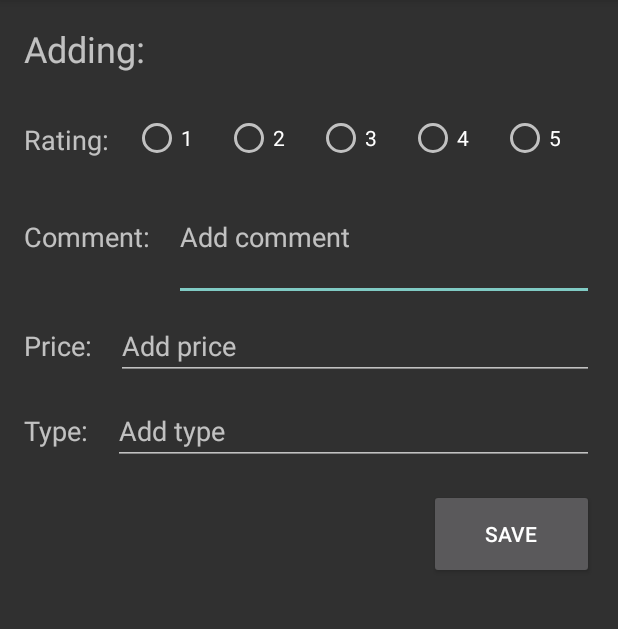
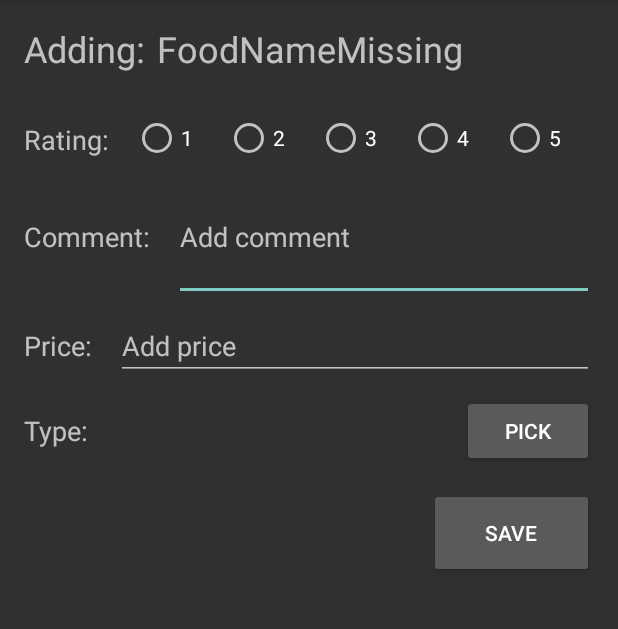
Before and after one commit to Aidesign/ProjectFoodMapping, an Android app: the AddFoodActivity screen opened directly, with no data from a screen before it, on a phone screen of 412 x 824 dp, the part 84-713 px from its top. Run offline under Robolectric (Android 15) with nearby library versions, the phone set to English and light mode, and no system bars.

Commit message:
add food type activity, save food types, pick food type when adding food, add constraint for foodtype in food

```diff
--- a/app/src/main/java/com/example/kimmo/projectfoodmapping/activities/AddFoodActivity.kt
+++ b/app/src/main/java/com/example/kimmo/projectfoodmapping/activities/AddFoodActivity.kt
@@ -1,5 +1,6 @@
 package com.example.kimmo.projectfoodmapping.activities
 
+import android.app.Activity
 import android.content.Intent
 import android.support.v7.app.AppCompatActivity
 import android.os.Bundle
@@ -11,16 +12,32 @@ import android.widget.TextView
 import com.example.kimmo.projectfoodmapping.R
 import com.example.kimmo.projectfoodmapping.persistence.config.AppDatabase
 import com.example.kimmo.projectfoodmapping.persistence.entities.Food
+import kotlinx.android.synthetic.main.activity_add_food.*
 
 class AddFoodActivity : AppCompatActivity() {
+
+    lateinit var foodNameTextView: TextView
+    lateinit var foodTypeId: String
 
     override fun onCreate(savedInstanceState: Bundle?) {
         super.onCreate(savedInstanceState)
         setContentView(R.layout.activity_add_food)
 
         val extraFoodName = intent.getStringExtra(EXTRA_FOOD_NAME)
-        findViewById<TextView>(R.id.foodName).apply {
-            text = extraFoodName
+        foodNameTextView = foodName
+        if(extraFoodName != null) foodNameTextView.apply { text = extraFoodName }
+    }
+
+    fun openFoodTypeActivity(view: View) {
+        val intent = Intent(this, FoodTypeActivity::class.java).apply {}
+        startActivityForResult(intent, PICK_FOOD_TYPE_REQUEST)
+    }
+
+    override fun onActivityResult(requestCode: Int, resultCode: Int, data: Intent?) {
+        super.onActivityResult(requestCode, resultCode, data)
+        if(requestCode == PICK_FOOD_TYPE_REQUEST && resultCode == Activity.RESULT_OK) {
+            food_type_text_view.text = data?.getStringExtra(EXTRA_FOOD_TYPE)
+            foodTypeId = data?.getStringExtra(EXTRA_FOOD_TYPE_ID).toString()
         }
     }
 
@@ -40,9 +57,13 @@ class AddFoodActivity : AppCompatActivity() {
         val ratingId = findViewById<RadioButton>(checkedRadioButtonId).text.toString().toInt()
         val comment = findViewById<EditText>(R.id.comment_edit_text).text.toString()
         val price = findViewById<EditText>(R.id.price_input_field).text.toString().toDouble()
-        val type = findViewById<EditText>(R.id.type_input_field).text.toString()
-        return Food(name = name, rating = ratingId, comment = comment, price = price, type = type, restaurantId = intent.getStringExtra(
+        val type = food_type_text_view.text.toString()
+        return Food(name = name, rating = ratingId, comment = comment, price = price, typeId = foodTypeId, restaurantId = intent.getStringExtra(
             EXTRA_RESTAURANT_ID))
     }
 
+    companion object {
+        val PICK_FOOD_TYPE_REQUEST = 0
+    }
+
 }
--- a/app/src/main/java/com/example/kimmo/projectfoodmapping/persistence/entities/Food.kt
+++ b/app/src/main/java/com/example/kimmo/projectfoodmapping/persistence/entities/Food.kt
@@ -16,7 +16,7 @@ import java.util.*
     ), ForeignKey(
         entity = FoodType::class,
         parentColumns = arrayOf("id"),
-        childColumns = arrayOf("type")
+        childColumns = arrayOf("type_id")
     )]
 )
 data class Food(
@@ -26,6 +26,6 @@ data class Food(
     @ColumnInfo(name = "timestamp") var timestamp: Instant = Instant.now(),
     @ColumnInfo(name = "comment") var comment: String?,
     @ColumnInfo(name = "price") var price: Double,
-    @ColumnInfo(name = "type") var type: String,
+    @ColumnInfo(name = "type_id") var typeId: String,
     @ColumnInfo(name = "restaurant_id") var restaurantId: String
 )
--- a/app/src/main/res/layout/activity_add_food.xml
+++ b/app/src/main/res/layout/activity_add_food.xml
@@ -152,28 +152,38 @@
         app:layout_constraintStart_toStartOf="parent"
         app:layout_constraintTop_toBottomOf="@+id/price_label" />
 
-    <EditText
-        android:id="@+id/type_input_field"
-        android:layout_width="0dp"
-        android:layout_height="wrap_content"
-        android:layout_marginStart="16dp"
-        android:layout_marginEnd="16dp"
-        android:ems="10"
-        android:hint="@string/type_input_hint"
-        android:inputType="textPersonName"
-        app:layout_constraintBaseline_toBaselineOf="@+id/type_label"
-        app:layout_constraintEnd_toEndOf="parent"
-        app:layout_constraintStart_toEndOf="@+id/type_label" />
-
     <Button
         android:id="@+id/save_food_button"
         android:layout_width="@dimen/save_button_width"
         android:layout_height="@dimen/save_button_height"
-        android:layout_marginTop="16dp"
+        android:layout_marginTop="14dp"
         android:layout_marginEnd="16dp"
         android:onClick="saveFood"
         android:text="@string/save_button_text"
         app:layout_constraintEnd_toEndOf="parent"
-        app:layout_constraintTop_toBottomOf="@+id/type_input_field" />
+        app:layout_constraintTop_toBottomOf="@+id/pick_food_type_button" />
+
+    <Button
+        android:id="@+id/pick_food_type_button"
+        android:layout_width="wrap_content"
+        android:layout_height="wrap_content"
+        android:layout_marginTop="10dp"
+        android:layout_marginEnd="16dp"
+        android:onClick="openFoodTypeActivity"
+        android:text="@string/button_text_pick"
+        app:layout_constraintEnd_toEndOf="parent"
+        app:layout_constraintTop_toBottomOf="@+id/price_input_field" />
+
+    <TextView
+        android:id="@+id/food_type_text_view"
+        android:layout_width="0dp"
+        android:layout_height="wrap_content"
+        android:layout_marginStart="8dp"
+        android:layout_marginTop="20dp"
+        android:layout_marginEnd="8dp"
+        android:textSize="18sp"
+        app:layout_constraintEnd_toStartOf="@+id/pick_food_type_button"
+        app:layout_constraintStart_toEndOf="@+id/type_label"
+        app:layout_constraintTop_toBottomOf="@+id/price_input_field" />
 
 </android.support.constraint.ConstraintLayout>
--- a/app/src/main/res/values/strings.xml
+++ b/app/src/main/res/values/strings.xml
@@ -29,4 +29,9 @@
     <string name="restaurant_city_hint">Add city</string>
     <string name="restaurant_address_hint">Add address</string>
     <string name="add_comma_to_string">%1$s,</string>
+    <string name="button_go">Go</string>
+    <string name="search_restaurant_input_hint">Search for restaurant</string>
+    <string name="food_type_filter">Filter food types</string>
+    <string name="add_food_type_hint">Add food type</string>
+    <string name="button_text_pick">Pick</string>
 </resources>
```
Also changed, not shown: app/src/main/AndroidManifest.xml (+7 -0 lines), app/src/main/java/com/example/kimmo/projectfoodmapping/activities/FoodTypeActivity.kt (added, +58 -0 lines), app/src/main/java/com/example/kimmo/projectfoodmapping/adapters/FoodTypeListAdapter.kt (added, +30 -0 lines), app/src/main/res/layout/activity_food_type.xml (added, +60 -0 lines), app/src/main/res/layout/food_type_list_layout.xml (added, +18 -0 lines).
